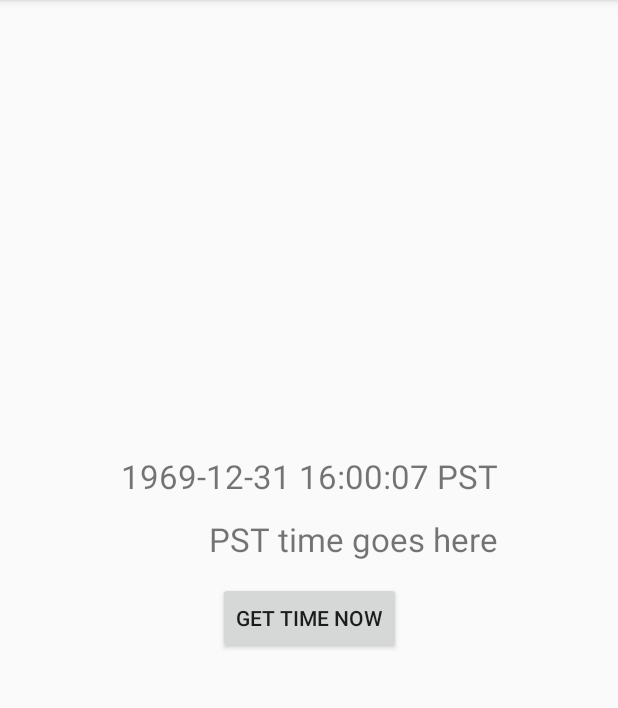
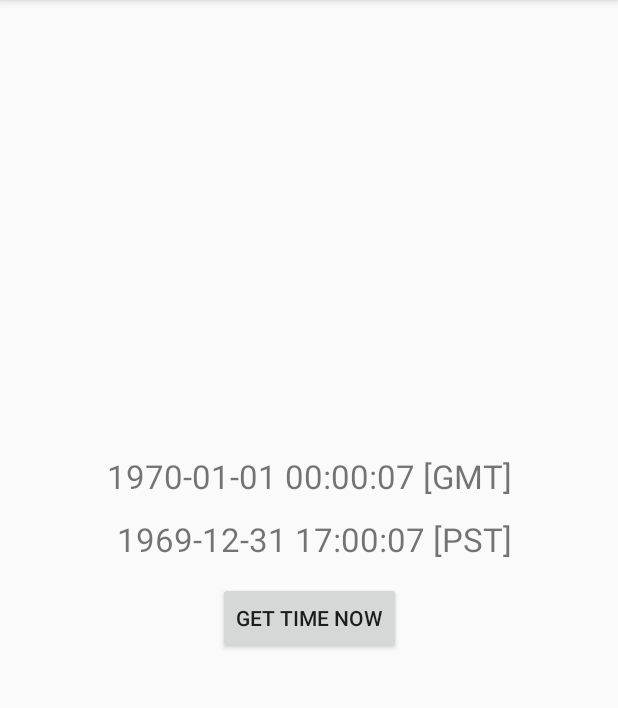
Before and after one commit to gloooooory/truetime-android, an Android app: the screen it shows after launch (MainActivity), after a tap on "GET TIME NOW", on a phone screen of 412 x 824 dp, the part 84-792 px from its top. Run offline under Robolectric (Android 15) with nearby library versions, the phone set to English and light mode, and no system bars; our stand-ins replace ButterKnife.

Commit message:
feat: show PST + GMT times in demo

```diff
--- a/app/src/main/java/com/instacart/library/sample/MainActivity.java
+++ b/app/src/main/java/com/instacart/library/sample/MainActivity.java
@@ -3,6 +3,7 @@ package com.instacart.library.sample;
 import android.os.AsyncTask;
 import android.os.Bundle;
 import android.support.v7.app.AppCompatActivity;
+import android.util.Log;
 import android.widget.TextView;
 import butterknife.Bind;
 import butterknife.ButterKnife;
@@ -18,6 +19,8 @@ public class MainActivity
       extends AppCompatActivity {
 
     @Bind(R.id.tt_time_gmt) TextView timeGMT;
+    @Bind(R.id.tt_time_pst) TextView timePST;
+
     private TrueTime trueTime;
 
     @Override
@@ -32,7 +35,9 @@ public class MainActivity
 
     @OnClick(R.id.tt_btn_refresh)
     public void onBtnRefresh() {
-        timeGMT.setText(_formatDate(trueTime.now(), "yyyy-MM-dd HH:mm:ss z", TimeZone.getTimeZone("PST")));
+        Log.d("kg", String.format(" [now: %d] [new Date: %d]", trueTime.now().getTime(), new Date().getTime()));
+        timePST.setText(_formatDate(trueTime.now(), "yyyy-MM-dd HH:mm:ss", TimeZone.getTimeZone("GMT-07:00")) + " [PST]");
+        timeGMT.setText(_formatDate(trueTime.now(), "yyyy-MM-dd HH:mm:ss", TimeZone.getTimeZone("GMT")) + " [GMT]");
     }
 
     private String _formatDate(Date date, String pattern, TimeZone timeZone) {
```
